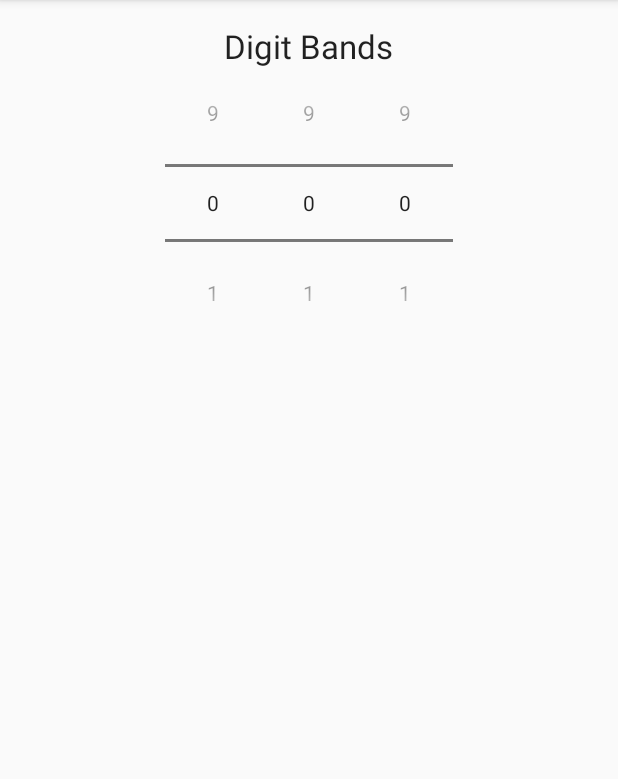
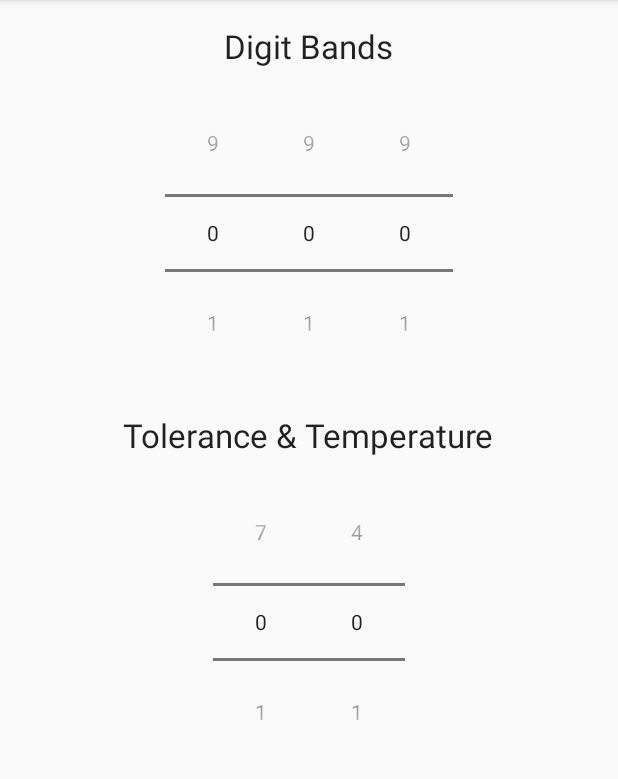
Before and after one commit to drew887/Resistor-Calculator, an Android app: the screen it shows after launch (MainActivity), on a phone screen of 412 x 824 dp, the part 84-863 px from its top. Run offline under Robolectric (Android 15) with nearby library versions, the phone set to English and light mode, and no system bars.

Commit message:
Added tempurature and tolerance bands, they don't colour yet

```diff
--- a/app/src/main/java/com/rocketgrenade/resistorcalulator/MainActivity.java
+++ b/app/src/main/java/com/rocketgrenade/resistorcalulator/MainActivity.java
@@ -54,15 +54,15 @@ For Tolerance band (first band after gap) values are in +- plus or minus
  Violet: 0.1%
 
 For Temperature band (the last band if there is more than one band after the gap)
-  Brown: 100ppm
-  Red: 50ppm
-  Orange: 15ppm
-  Yellow: 25ppm
+ Brown: 100ppm
+ Red: 50ppm
+ Orange: 15ppm
+ Yellow: 25ppm
  */
 
 public class MainActivity extends ActionBarActivity {
 
-    NumberPicker firstBandPicker, secondBandPicker, thirdBandPicker;
+    NumberPicker firstBandPicker, secondBandPicker, thirdBandPicker, tolerBandPicker, tempBandPicker;
 
     @Override
     protected void onCreate(Bundle savedInstanceState) {
@@ -77,6 +77,10 @@ public class MainActivity extends ActionBarActivity {
         thirdBandPicker = (NumberPicker) findViewById(R.id.thirdBandPicker);
         thirdBandPicker.setMaxValue(9);
         thirdBandPicker.setOnValueChangedListener(colorChangeListener);
+        tolerBandPicker = (NumberPicker) findViewById(R.id.tolerBandPicker);
+        tolerBandPicker.setMaxValue(7);
+        tempBandPicker = (NumberPicker) findViewById(R.id.tempBandPicker);
+        tempBandPicker.setMaxValue(4);
     }
 
     @Override
--- a/app/src/main/res/layout/activity_main.xml
+++ b/app/src/main/res/layout/activity_main.xml
@@ -6,7 +6,6 @@
     android:paddingBottom="@dimen/activity_vertical_margin" tools:context=".MainActivity"
     android:orientation="vertical"
     android:id="@+id/mainLay">
-
 
     <TextView
         android:layout_width="wrap_content"
@@ -24,7 +23,8 @@
         android:gravity="center"
         android:id="@+id/digitBandsLay"
         android:layout_below="@+id/textView"
-        android:layout_centerHorizontal="true">
+        android:layout_centerHorizontal="true"
+        android:layout_marginTop="20dp">
 
         <NumberPicker
             android:layout_width="wrap_content"
@@ -44,4 +44,35 @@
             android:layout_gravity="center_vertical" />
     </LinearLayout>
 
+    <TextView
+        android:layout_width="wrap_content"
+        android:layout_height="wrap_content"
+        android:textAppearance="?android:attr/textAppearanceLarge"
+        android:text="@string/toleranceTitle"
+        android:id="@+id/textView2"
+        android:layout_marginTop="30dp"
+        android:layout_below="@+id/digitBandsLay"
+        android:layout_centerHorizontal="true" />
+
+    <LinearLayout
+        android:orientation="horizontal"
+        android:layout_width="wrap_content"
+        android:layout_height="wrap_content"
+        android:layout_below="@+id/textView2"
+        android:layout_centerHorizontal="true"
+        android:layout_marginTop="20dp"
+        android:id="@+id/extraBandsLay">
+
+        <NumberPicker
+            android:layout_width="wrap_content"
+            android:layout_height="wrap_content"
+            android:id="@+id/tolerBandPicker"
+            android:layout_gravity="center_vertical" />
+
+        <NumberPicker
+            android:layout_width="wrap_content"
+            android:layout_height="wrap_content"
+            android:id="@+id/tempBandPicker" />
+    </LinearLayout>
+
 </RelativeLayout>
--- a/app/src/main/res/values/strings.xml
+++ b/app/src/main/res/values/strings.xml
@@ -1,5 +1,6 @@
 <resources>
     <string name="app_name">Resistor Calulator</string>
     <string name="digitTitle">Digit Bands</string>
+    <string name="toleranceTitle">Tolerance &amp; Temperature</string>
     <string name="action_settings">Settings</string>
 </resources>
```
